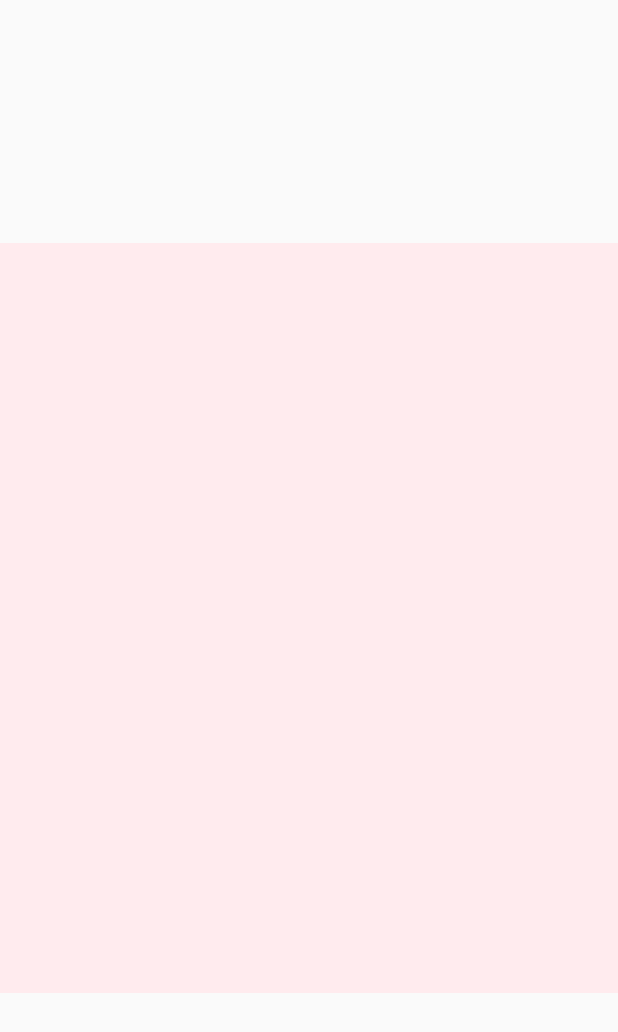
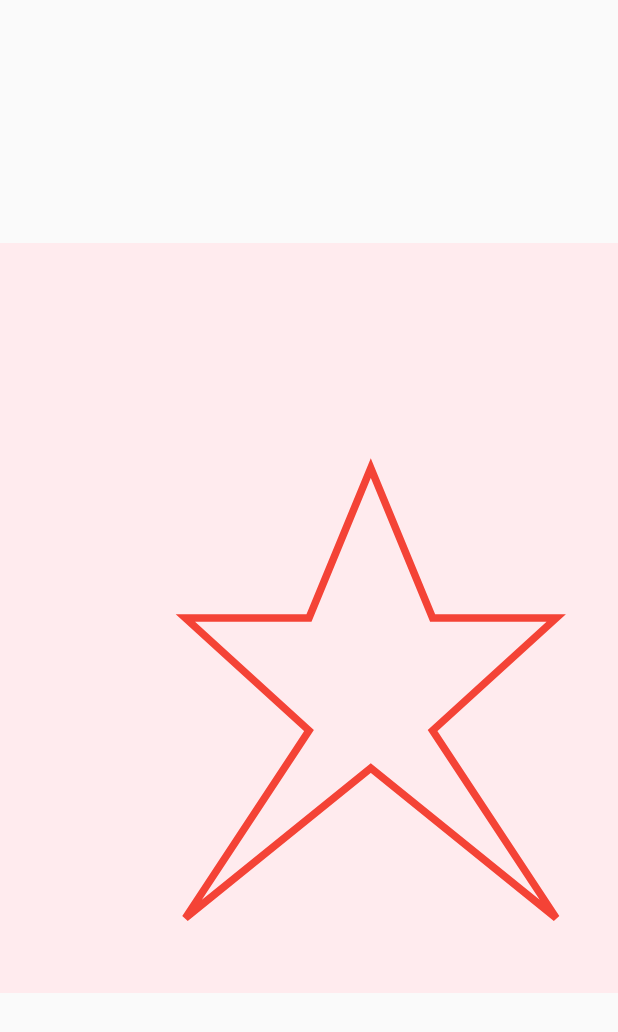
Before and after one commit to philoyaks/custom_paint_playgrounds, a Flutter app: the screen it shows after launch, after a tap on "Example2", on a phone screen of 412 x 824 dp. Shown: the top 1032 px of the screen. Run offline on Flutter 3.47's test engine with Material 2 defaults, Android fonts, the phone set to English and light mode, and no system bars.

Commit message:
feat: drew star

```diff
--- a/lib/example2.dart
+++ b/lib/example2.dart
@@ -28,12 +28,26 @@ class _Example2State extends State<Example2> {
 class MyPainter2 extends CustomPainter {
   @override
   void paint(Canvas canvas, Size size) {
-    // TODO: implement paint
+    Path path = Path()
+      ..moveTo(size.width * 0.3, size.height * 0.5)
+      ..lineTo(size.width * 0.5, size.height * 0.5)
+      ..lineTo(size.width * 0.6, size.height * 0.3)
+      ..lineTo(size.width * 0.7, size.height * 0.5)
+      ..lineTo(size.width * 0.9, size.height * 0.5)
+      ..lineTo(size.width * 0.7, size.height * 0.65)
+      ..lineTo(size.width * 0.9, size.height * 0.9)
+      ..lineTo(size.width * 0.6, size.height * 0.7)
+      ..lineTo(size.width * 0.3, size.height * 0.9)
+      ..lineTo(size.width * 0.5, size.height * 0.65)
+      ..close();
+    Paint paint = Paint()
+      ..color = Colors.red
+      ..strokeWidth = 5
+      ..style = PaintingStyle.stroke;
+
+    canvas.drawPath(path, paint);
   }
 
   @override
-  bool shouldRepaint(covariant CustomPainter oldDelegate) {
-    // TODO: implement shouldRepaint
-    throw UnimplementedError();
-  }
+  bool shouldRepaint(covariant CustomPainter oldDelegate) => true;
 }
--- a/lib/main.dart
+++ b/lib/main.dart
@@ -28,7 +28,13 @@ class MainApp extends StatelessWidget {
                   Navigator.of(context).push(MaterialPageRoute(
                       builder: (context) => const Example2()));
                 },
-                child: const Text('Example2'))
+                child: const Text('Example2')),
+            ElevatedButton(
+                onPressed: () {
+                  Navigator.of(context).push(MaterialPageRoute(
+                      builder: (context) => const Example2()));
+                },
+                child: const Text('Example3')),
           ],
         );
       }),
```
Also changed, not shown: lib/example3.dart (added, +34 -0 lines).
